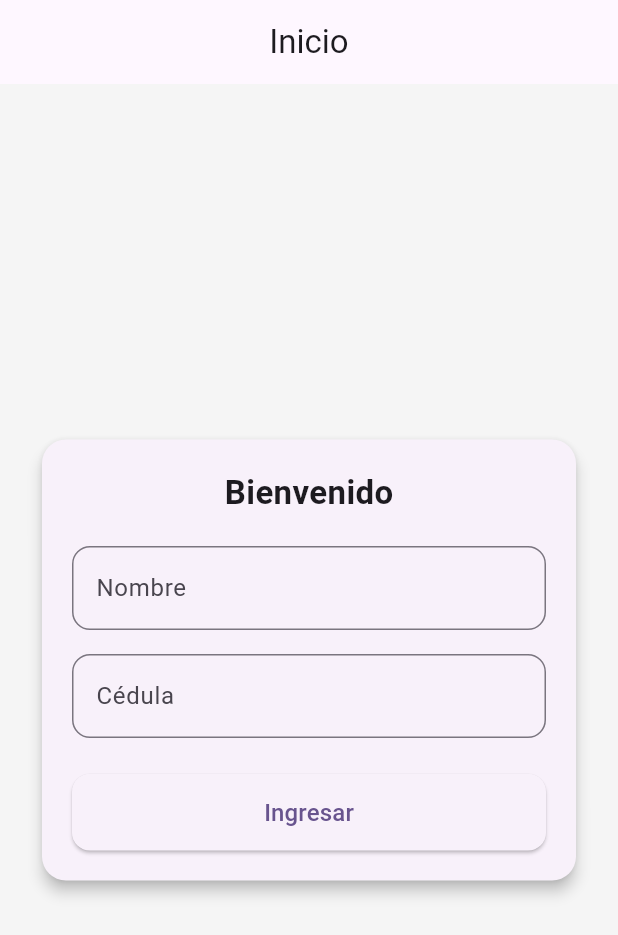
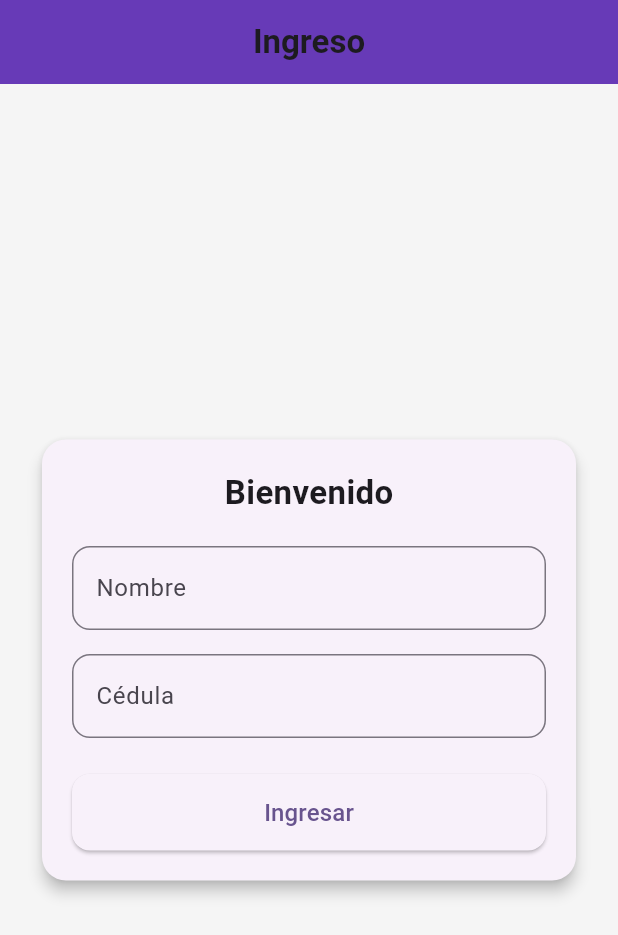
Before and after one commit to JesusSoto7/Sotomayor, a Flutter app: the screen it shows after launch, on a phone screen of 412 x 824 dp. Shown: the top 935 px of the screen. Run offline on Flutter 3.47's test engine with Material 3 defaults, Android fonts, the phone set to English and light mode, and no system bars; our stand-ins replace bloc, flutter_bloc.

Commit message:
Update InitialView.dart

```diff
--- a/jesus_sotomayor_rodriguez/flutter_application_2/lib/features/inicio/view/InitialView.dart
+++ b/jesus_sotomayor_rodriguez/flutter_application_2/lib/features/inicio/view/InitialView.dart
@@ -16,9 +16,13 @@ class InitialView extends StatelessWidget {
     return Scaffold(
       backgroundColor: Colors.grey[100],
       appBar: AppBar(
-        title: const Text("Inicio"),
+        title: const Text(
+          "Ingreso",
+          style: TextStyle(fontSize: 22, fontWeight: FontWeight.bold),
+        ),
         centerTitle: true,
         elevation: 0,
+        backgroundColor: Colors.deepPurple,
       ),
       body: BlocConsumer<InicioBloc, InicioState>(
         listener: (context, state) {
@@ -36,15 +40,13 @@ class InitialView extends StatelessWidget {
           } else if (state is InicioFailure) {
             return Failure();
           } else {
-            // Si por alguna razón llega otro estado, mostramos el form
-            return _formContent(context);
+            return Failure();
           }
         },
       ),
     );
   }
 
-  /// 👉 Método privado con el formulario
   Widget _formContent(BuildContext context) {
     return Center(
       child: SingleChildScrollView(
```
